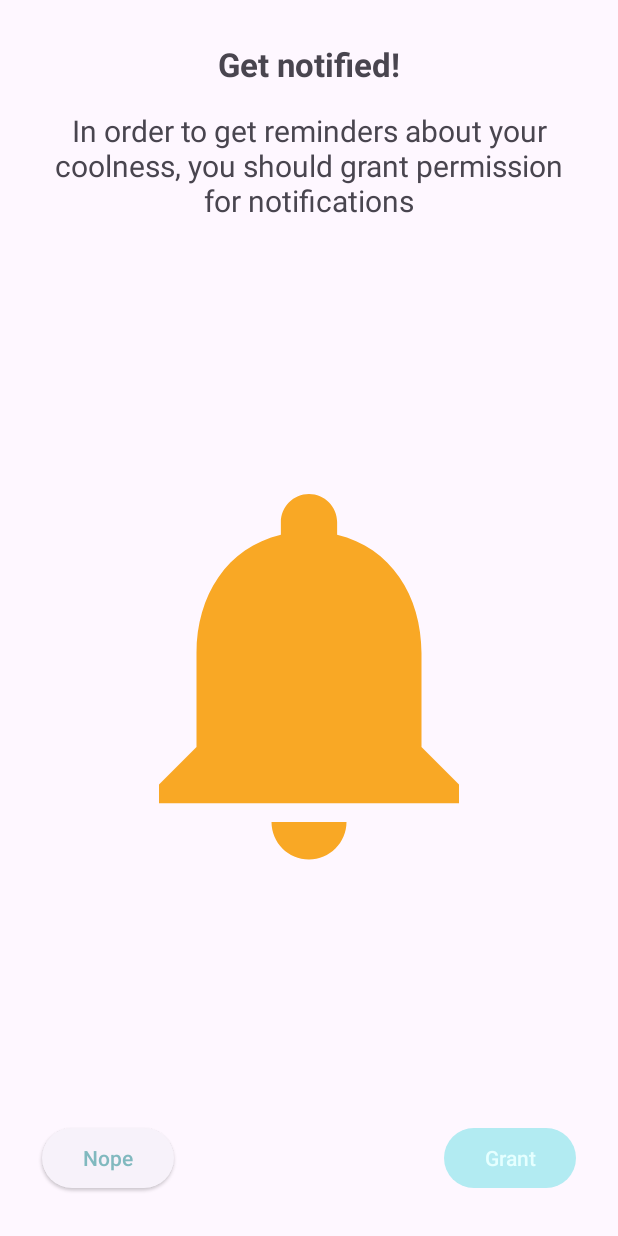
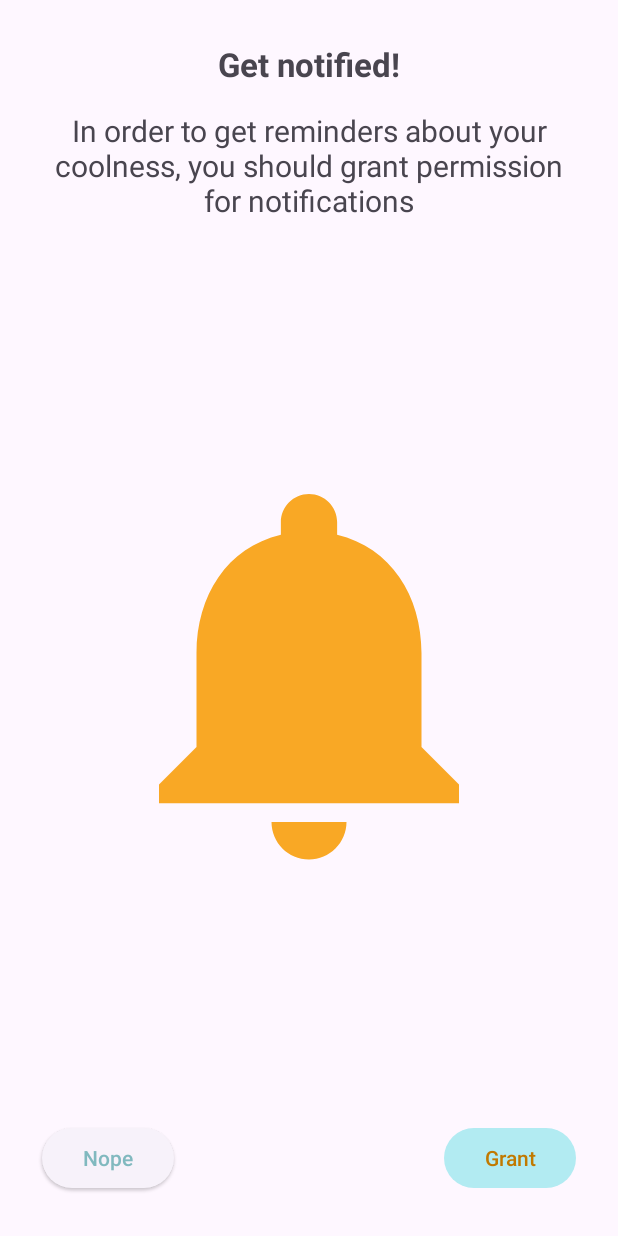
Before and after one commit to TrubnikovDmitriy/ProgressMeterView, an Android app: the PermissionActivity screen opened directly, with no data from a screen before it, on a phone screen of 412 x 824 dp. Run offline under Robolectric (Android 15) with nearby library versions, the light colour scheme and no system bars; our stand-ins replace Dagger/Hilt's generated code; libraries missing offline, so code that uses them is left out: com.github.jinatonic.confetti; 1 statement that could not run was skipped.

Commit message:
Configure colors for dialogs

```diff
--- a/app/src/main/res/layout/activity_main.xml
+++ b/app/src/main/res/layout/activity_main.xml
@@ -56,6 +56,7 @@
 
     <com.google.android.material.floatingactionbutton.ExtendedFloatingActionButton
         android:id="@+id/fab"
+        android:backgroundTint="@color/primaryColor"
         android:layout_width="wrap_content"
         android:layout_height="wrap_content"
         android:layout_marginBottom="36dp"
--- a/app/src/main/res/values/colors.xml
+++ b/app/src/main/res/values/colors.xml
@@ -6,8 +6,8 @@
     <color name="secondaryColor">#f9a825</color>
     <color name="secondaryLightColor">#ffd95a</color>
     <color name="secondaryDarkColor">#c17900</color>
-    <color name="primaryTextColor">#000000</color>
-    <color name="secondaryTextColor">#000000</color>
+    <color name="primaryTextColor">#2E2E2E</color>
+    <color name="secondaryTextColor">#4A4A4A</color>
 
     <color name="ic_launcher_background">@color/primaryLightColor</color>
 
--- a/app/src/main/res/values/strings.xml
+++ b/app/src/main/res/values/strings.xml
@@ -16,8 +16,8 @@
     <string name="alert_dialog_already_received_text">You have already received score for this message</string>
     <string name="alert_dialog_choice_title">You have several messages</string>
     <plurals name="alert_dialog_received_score">
-        <item quantity="one">%1$s point</item>
-        <item quantity="other">%1$s points</item>
+        <item quantity="one">%1$s&#160;point</item>
+        <item quantity="other">%1$s&#160;points</item>
     </plurals>
 
     <string name="debug_panel_title">Debug panel</string>
--- a/app/src/main/res/values/styles.xml
+++ b/app/src/main/res/values/styles.xml
@@ -1,9 +1,20 @@
 <?xml version="1.0" encoding="utf-8"?>
 <resources>
+    <!-- Debug Panel items -->
     <style name="DebugItemText" parent="Theme.Coolometer">
         <item name="android:textSize">18sp</item>
         <item name="android:ellipsize">end</item>
         <item name="android:gravity">start</item>
         <item name="maxLines">2</item>
     </style>
+
+    <!-- Alert Dialogs -->
+    <style name="Cool.MaterialAlertDialog.Title.Text" parent="MaterialAlertDialog.Material3.Title.Text">
+        <item name="android:textStyle">bold</item>
+    </style>
+
+    <style name="Cool.MaterialAlertDialog.Button" parent="Widget.Material3.Button.TextButton.Dialog">
+        <item name="android:textColor">@color/secondaryDarkColor</item>
+    </style>
+
 </resources>
--- a/app/src/main/res/values/themes.xml
+++ b/app/src/main/res/values/themes.xml
@@ -1,10 +1,21 @@
-<resources xmlns:tools="http://schemas.android.com/tools">
+<resources>
     <style name="Theme.Coolometer" parent="Theme.Material3.Light.NoActionBar">
         <item name="colorPrimary">@color/primaryColor</item>
-        <item name="colorOnPrimary">@color/primaryLightColor</item>
+        <item name="colorOnPrimary">@color/secondaryDarkColor</item>
         <item name="colorPrimaryVariant">@color/primaryDarkColor</item>
         <item name="colorSecondary">@color/secondaryLightColor</item>
-        <item name="colorOnSecondary">@color/secondaryColor</item>
+        <item name="colorOnSecondary">@color/primaryTextColor</item>
         <item name="colorSecondaryVariant">@color/secondaryDarkColor</item>
     </style>
+
+    <!-- Alert Dialogs -->
+    <!-- https://github.com/material-components/material-components-android/blob/master/docs/components/Dialog.md#implementing-dialog-theming -->
+    <style name="Cool.MaterialAlertDialog" parent="ThemeOverlay.Material3.MaterialAlertDialog">
+        <item name="colorPrimary">@color/secondaryColor</item> <!-- Main color -->
+        <item name="colorSecondary">@color/secondaryDarkColor</item> <!-- Checkbox color -->
+        <item name="colorOnSurface">@color/secondaryDarkColor</item> <!-- Title color -->
+        <item name="materialAlertDialogTitleTextStyle">@style/Cool.MaterialAlertDialog.Title.Text</item>
+        <item name="buttonBarPositiveButtonStyle">@style/Cool.MaterialAlertDialog.Button</item>
+        <item name="buttonBarNegativeButtonStyle">@style/Cool.MaterialAlertDialog.Button</item>
+    </style>
 </resources>
```
Also changed, not shown: app/src/main/java/dv/trubnikov/coolometer/ui/screens/main/MessageDialogs.kt (+14 -9 lines), 1 other file.
